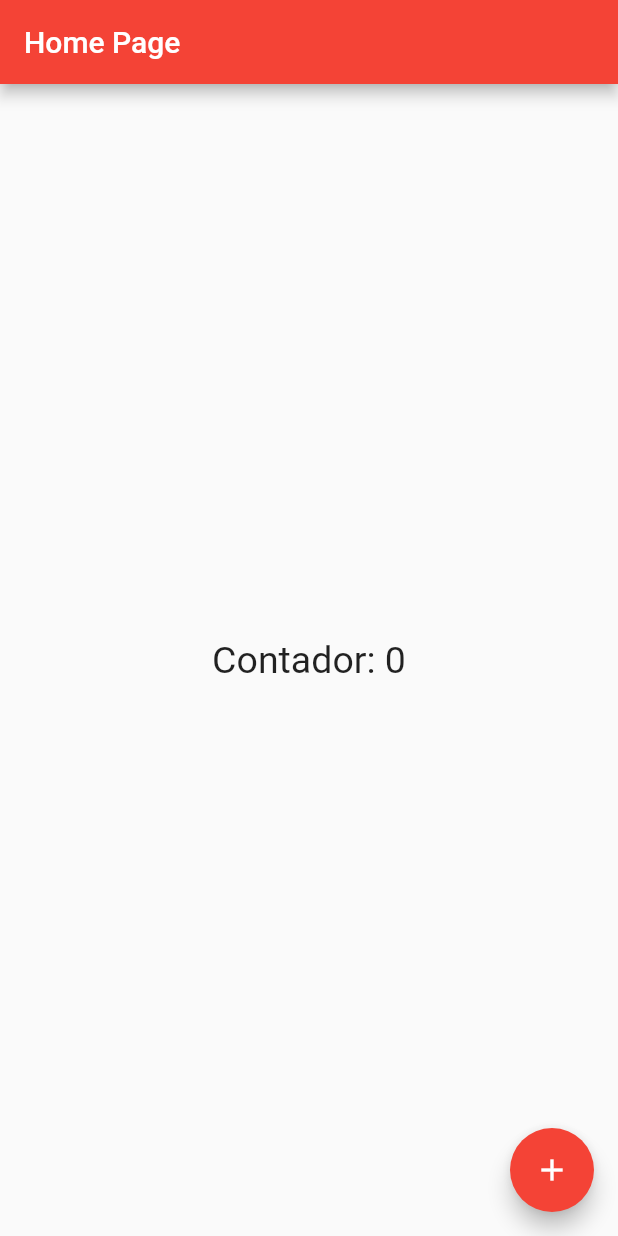
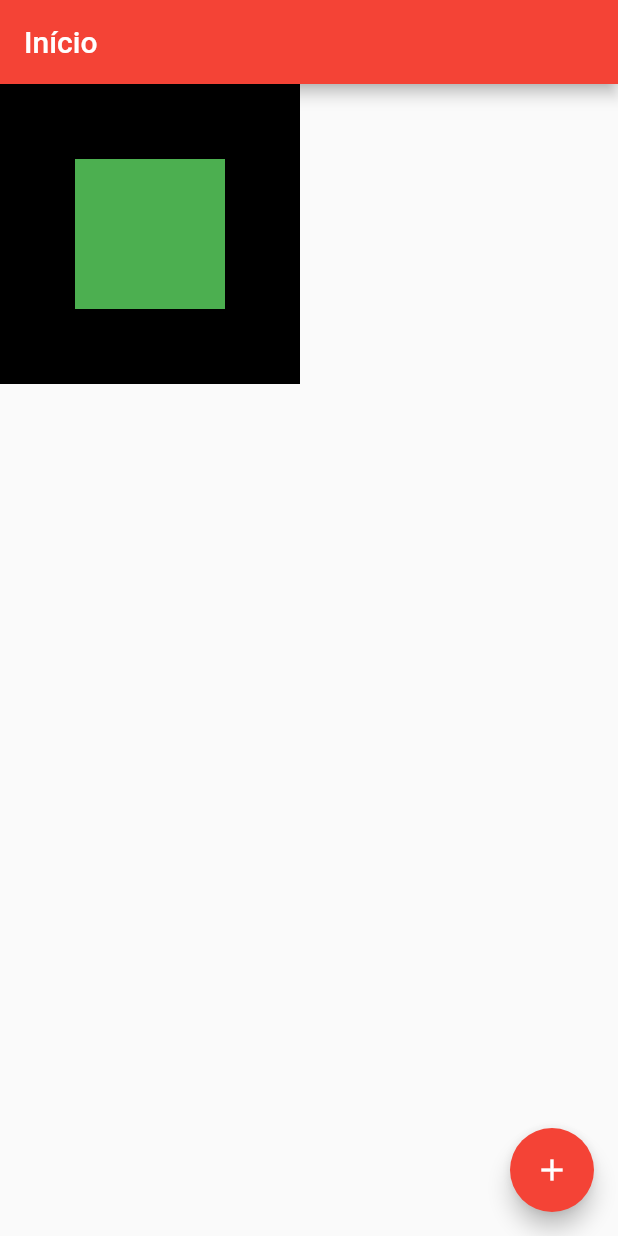
Before and after one commit to Lucas-Angelo/Dart-And-Flutter, a Flutter app: the screen it shows after launch, on a phone screen of 412 x 824 dp. Run offline on Flutter 3.47's test engine with Material 2 defaults, Android fonts, the phone set to English and light mode, and no system bars.

Commit message:
single render

```diff
--- a/Flutter/projetos/olaMundo/lib/home_page.dart
+++ b/Flutter/projetos/olaMundo/lib/home_page.dart
@@ -14,20 +14,20 @@ class HomePageState extends State<HomePage> {
   Widget build(BuildContext context) {
     return Scaffold(
       appBar: AppBar(
-        title: Text('Home Page'),
+        title: Text('Início'),
       ),
 
-      body: Center(
-        child: GestureDetector(
-          child:
-            Text(
-              'Contador: $counter', style: TextStyle(fontSize: 25.00),
-              ),
-                onLongPress: (){
-                  setState(() {
-                    counter = 0;
-                  });
-                },
+      body: Container(
+        height: 200,
+        width: 200,
+        color: Colors.black,
+        child: Align(
+          alignment: Alignment.center,
+          child: Container(
+            height: 100,
+            width: 100,
+            color: Colors.green,
+          ),
         )
       ),
 
```
